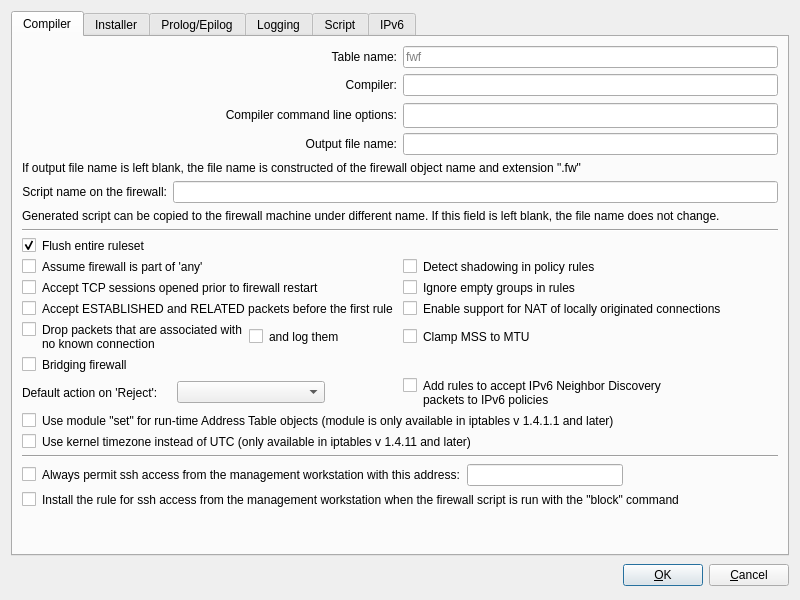
Old version of the form src/firewallfabrik/gui/ui/iptablessettingsdialog_q.ui in the repository Linuxfabrik/firewallfabrik.
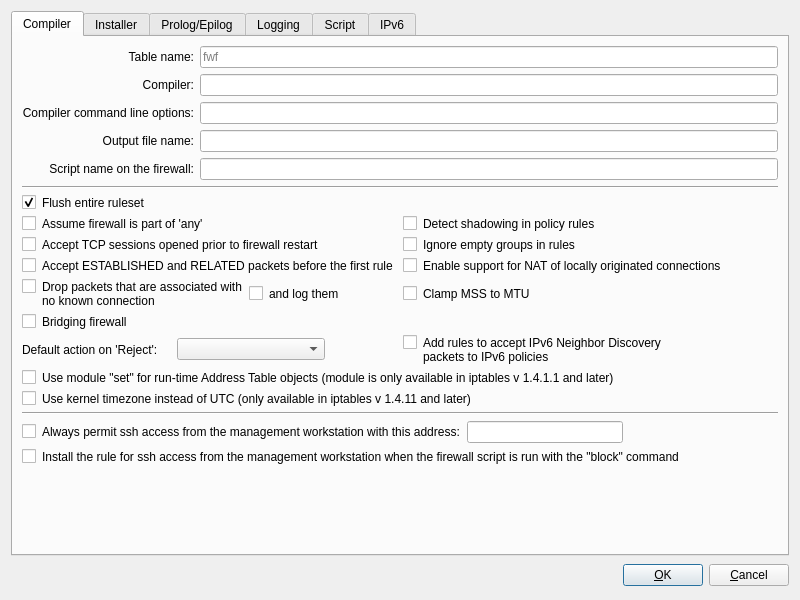
New version of the form.

```diff
--- a/src/firewallfabrik/gui/ui/iptablessettingsdialog_q.ui
+++ b/src/firewallfabrik/gui/ui/iptablessettingsdialog_q.ui
@@ -102,6 +102,12 @@
        </item>
        <item row="1" column="0" colspan="2">
         <layout class="QGridLayout" name="gridLayout_9">
+         <property name="horizontalSpacing">
+          <number>6</number>
+         </property>
+         <property name="verticalSpacing">
+          <number>6</number>
+         </property>
          <item row="0" column="0">
           <widget class="QLabel" name="tableNameLabel">
            <property name="text">
@@ -114,12 +120,6 @@
          </item>
          <item row="0" column="1">
           <widget class="QLineEdit" name="tableName">
-           <property name="maximumSize">
-            <size>
-             <width>32767</width>
-             <height>22</height>
-            </size>
-           </property>
            <property name="toolTip">
             <string>Base name for tables and chains managed by
 FirewallFabrik (e.g. fwf_filter, fwf_nat for
@@ -143,19 +143,10 @@
            <property name="alignment">
             <set>Qt::AlignmentFlag::AlignRight|Qt::AlignmentFlag::AlignTrailing|Qt::AlignmentFlag::AlignVCenter</set>
            </property>
-           <property name="wordWrap">
-            <bool>false</bool>
-           </property>
           </widget>
          </item>
          <item row="1" column="1">
           <widget class="QLineEdit" name="compiler">
-           <property name="maximumSize">
-            <size>
-             <width>32767</width>
-             <height>22</height>
-            </size>
-           </property>
            <property name="toolTip">
             <string>Path to an alternative compiler binary.
 Leave empty to use the built-in compiler.</string>
@@ -164,37 +155,16 @@
          </item>
          <item row="2" column="0">
           <widget class="QLabel" name="compilerArgsLabel">
-           <property name="sizePolicy">
-            <sizepolicy hsizetype="Expanding" vsizetype="Preferred">
-             <horstretch>0</horstretch>
-             <verstretch>0</verstretch>
-            </sizepolicy>
-           </property>
            <property name="text">
             <string>Compiler command line options:</string>
            </property>
            <property name="alignment">
             <set>Qt::AlignmentFlag::AlignRight|Qt::AlignmentFlag::AlignTrailing|Qt::AlignmentFlag::AlignVCenter</set>
            </property>
-           <property name="wordWrap">
-            <bool>false</bool>
-           </property>
           </widget>
          </item>
          <item row="2" column="1">
           <widget class="QLineEdit" name="compilerArgs">
-           <property name="minimumSize">
-            <size>
-             <width>0</width>
-             <height>25</height>
-            </size>
-           </property>
-           <property name="maximumSize">
-            <size>
-             <width>32767</width>
-             <height>22</height>
-            </size>
-           </property>
            <property name="toolTip">
             <string>Additional command-line arguments passed
 to the compiler.</string>
@@ -203,31 +173,16 @@
          </item>
          <item row="3" column="0">
           <widget class="QLabel" name="textLabel1_5">
-           <property name="sizePolicy">
-            <sizepolicy hsizetype="Expanding" vsizetype="Preferred">
-             <horstretch>0</horstretch>
-             <verstretch>0</verstretch>
-            </sizepolicy>
-           </property>
            <property name="text">
             <string>Output file name:</string>
            </property>
            <property name="alignment">
             <set>Qt::AlignmentFlag::AlignRight|Qt::AlignmentFlag::AlignTrailing|Qt::AlignmentFlag::AlignVCenter</set>
            </property>
-           <property name="wordWrap">
-            <bool>true</bool>
-           </property>
           </widget>
          </item>
          <item row="3" column="1">
           <widget class="QLineEdit" name="outputFileName">
-           <property name="maximumSize">
-            <size>
-             <width>32767</width>
-             <height>22</height>
-            </size>
-           </property>
            <property name="toolTip">
             <string>Name of the generated output file. Leave
 empty to use the default name derived from the
@@ -235,21 +190,7 @@
            </property>
           </widget>
          </item>
-        </layout>
-       </item>
-       <item row="2" column="0" colspan="2">
-        <widget class="QLabel" name="label_7">
-         <property name="text">
-          <string>If output file name is left blank, the file name is constructed of the firewall object name and extension ".fw"</string>
-         </property>
-         <property name="wordWrap">
-          <bool>true</bool>
-         </property>
-        </widget>
-       </item>
-       <item row="3" column="0" colspan="2">
-        <layout class="QGridLayout" name="gridLayout_8">
-         <item row="0" column="0">
+         <item row="4" column="0">
           <widget class="QLabel" name="label_2">
            <property name="text">
             <string>Script name on the firewall:</string>
@@ -259,14 +200,8 @@
            </property>
           </widget>
          </item>
-         <item row="0" column="1">
+         <item row="4" column="1">
           <widget class="QLineEdit" name="fileNameOnFw">
-           <property name="maximumSize">
-            <size>
-             <width>32767</width>
-             <height>22</height>
-            </size>
-           </property>
            <property name="toolTip">
             <string>Name of the script file on the firewall. Leave empty to use the same name as the
 output file.</string>
@@ -275,16 +210,6 @@
          </item>
         </layout>
        </item>
-       <item row="4" column="0" colspan="2">
-        <widget class="QLabel" name="label_4">
-         <property name="text">
-          <string>Generated script can be copied to the firewall machine under different name. If this field is left blank, the file name does not change.</string>
-         </property>
-         <property name="wordWrap">
-          <bool>true</bool>
-         </property>
-        </widget>
-       </item>
        <item row="5" column="0" colspan="2">
         <widget class="Line" name="line4_2">
          <property name="frameShape">
```
Left out of the diff: 25 changed lines with no effect on the pictures.
